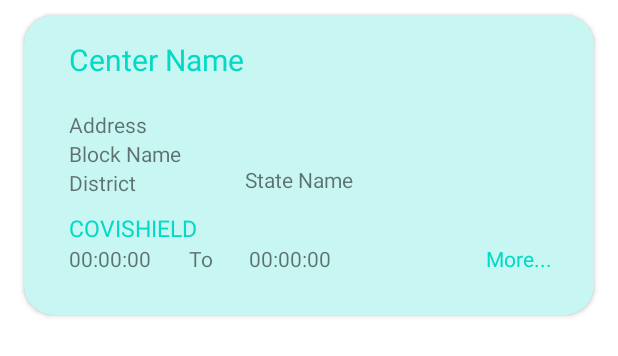
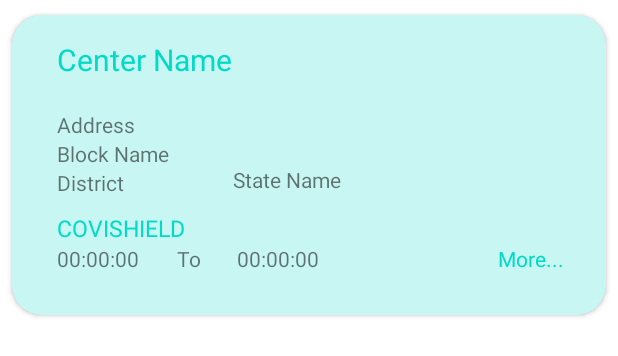
Before and after one commit to Nikhil-Gupta-ind/Co-WINNER, an Android app: the layout vh_center_locator.xml on its own in the app's theme, with its tools: preview values and no code run, on a phone screen of 412 x 824 dp. Shown: the top 356 px of the screen. Run offline under Robolectric (Android 15) with nearby library versions, the phone set to English and light mode, and no system bars.

```diff
--- a/app/src/main/res/layout/vh_center_locator.xml
+++ b/app/src/main/res/layout/vh_center_locator.xml
@@ -9,10 +9,7 @@
         android:layout_width="match_parent"
         android:layout_height="200dp"
         app:cardCornerRadius="20dp"
-        android:layout_marginTop="8dp"
-        android:layout_marginBottom="8dp"
-        android:layout_marginLeft="16dp"
-        android:layout_marginRight="16dp"
+        android:layout_margin="8dp"
         app:layout_constraintBottom_toBottomOf="parent"
         app:layout_constraintEnd_toEndOf="parent"
         app:layout_constraintHorizontal_bias="0.5"
```
